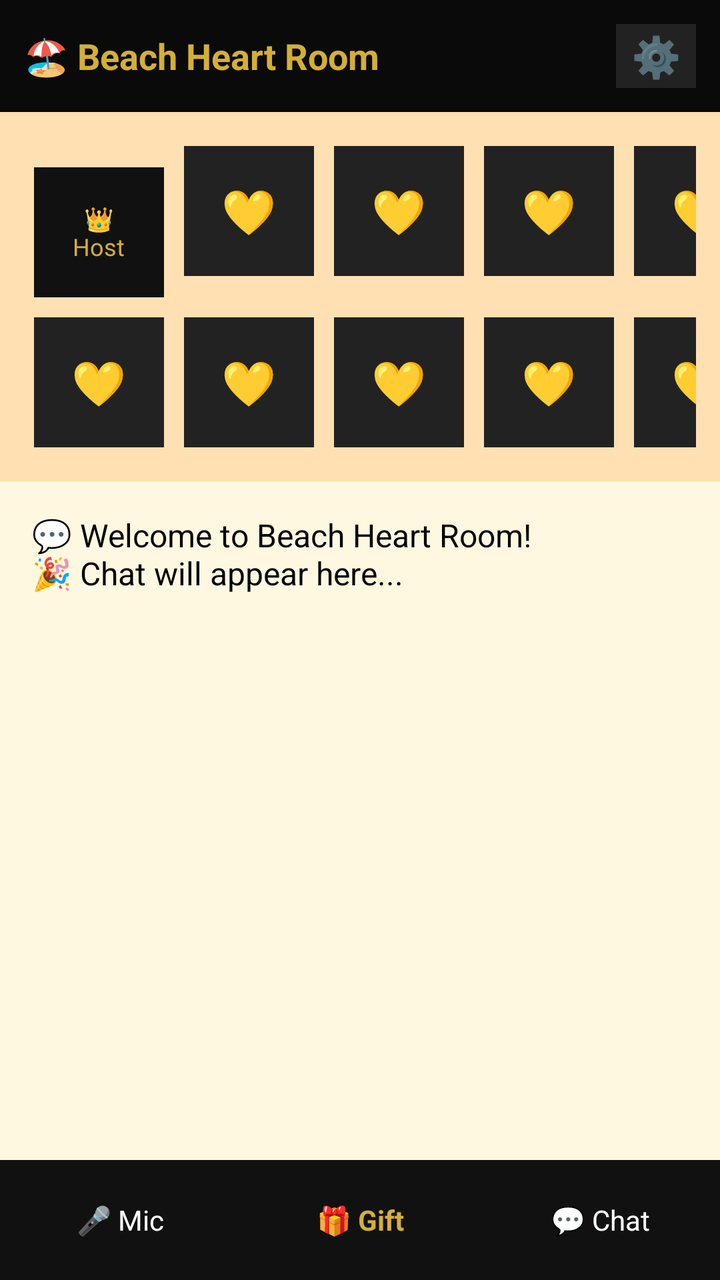
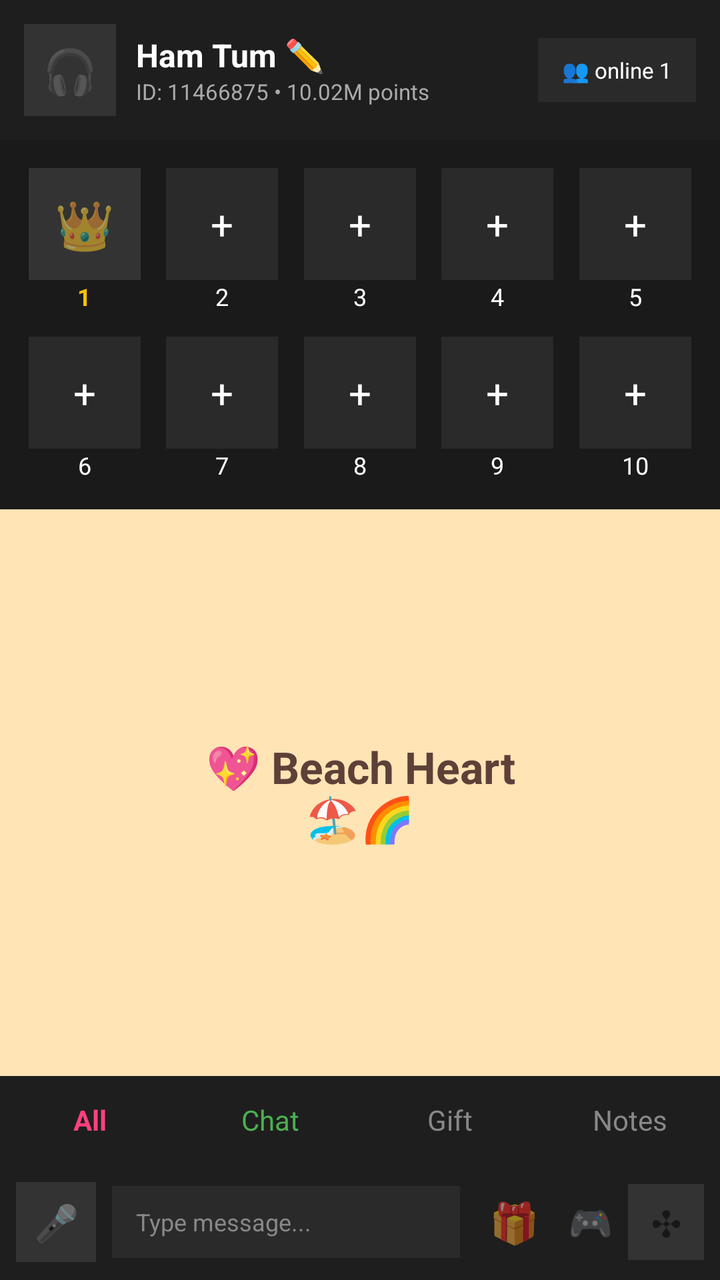

Screens rendered from an Android XML layout before and after an edit, with the pre-edit source and the edit as a unified diff.
<!-- AndroidManifest.xml: application theme Theme.AppCompat.DayNight.NoActionBar -->
<!-- res/layout/activity_voice_room.xml -->
<?xml version="1.0" encoding="utf-8"?>
<LinearLayout xmlns:android="http://schemas.android.com/apk/res/android"
    android:layout_width="match_parent"
    android:layout_height="match_parent"
    android:background="#FFF8E1"
    android:orientation="vertical">

    <LinearLayout android:layout_width="match_parent" android:layout_height="56dp" android:orientation="horizontal" android:gravity="center_vertical" android:background="#0A0A0A" android:padding="12dp">
        <TextView android:layout_width="0dp" android:layout_height="wrap_content" android:layout_weight="1" android:text="🏖️ Beach Heart Room" android:textColor="#D4AF37" android:textStyle="bold" android:textSize="18sp"/>
        <TextView android:layout_width="40dp" android:layout_height="40dp" android:text="⚙️" android:gravity="center" android:background="#222222" android:textSize="20sp"/>
    </LinearLayout>

    <GridLayout android:layout_width="match_parent" android:layout_height="wrap_content" android:columnCount="5" android:padding="12dp" android:background="#FFE0B2">
        <TextView android:layout_width="65dp" android:layout_height="65dp" android:layout_margin="5dp" android:background="#111111" android:text="👑\nHost" android:gravity="center" android:textColor="#D4AF37" android:textSize="12sp"/>
        <TextView android:layout_width="65dp" android:layout_height="65dp" android:layout_margin="5dp" android:background="#222222" android:text="💛" android:gravity="center" android:textColor="#FFFFFF" android:textSize="22sp"/>
        <TextView android:layout_width="65dp" android:layout_height="65dp" android:layout_margin="5dp" android:background="#222222" android:text="💛" android:gravity="center" android:textColor="#FFFFFF" android:textSize="22sp"/>
        <TextView android:layout_width="65dp" android:layout_height="65dp" android:layout_margin="5dp" android:background="#222222" android:text="💛" android:gravity="center" android:textColor="#FFFFFF" android:textSize="22sp"/>
        <TextView android:layout_width="65dp" android:layout_height="65dp" android:layout_margin="5dp" android:background="#222222" android:text="💛" android:gravity="center" android:textColor="#FFFFFF" android:textSize="22sp"/>
        <TextView android:layout_width="65dp" android:layout_height="65dp" android:layout_margin="5dp" android:background="#222222" android:text="💛" android:gravity="center" android:textColor="#FFFFFF" android:textSize="22sp"/>
        <TextView android:layout_width="65dp" android:layout_height="65dp" android:layout_margin="5dp" android:background="#222222" android:text="💛" android:gravity="center" android:textColor="#FFFFFF" android:textSize="22sp"/>
        <TextView android:layout_width="65dp" android:layout_height="65dp" android:layout_margin="5dp" android:background="#222222" android:text="💛" android:gravity="center" android:textColor="#FFFFFF" android:textSize="22sp"/>
        <TextView android:layout_width="65dp" android:layout_height="65dp" android:layout_margin="5dp" android:background="#222222" android:text="💛" android:gravity="center" android:textColor="#FFFFFF" android:textSize="22sp"/>
        <TextView android:layout_width="65dp" android:layout_height="65dp" android:layout_margin="5dp" android:background="#222222" android:text="💛" android:gravity="center" android:textColor="#FFFFFF" android:textSize="22sp"/>
    </GridLayout>

    <TextView android:layout_width="match_parent" android:layout_height="0dp" android:layout_weight="1" android:text="💬 Welcome to Beach Heart Room!\n🎉 Chat will appear here..." android:padding="16dp" android:textColor="#000000" android:textSize="16sp"/>

    <LinearLayout android:layout_width="match_parent" android:layout_height="60dp" android:orientation="horizontal" android:gravity="center" android:background="#111111">
        <TextView android:layout_width="0dp" android:layout_height="wrap_content" android:layout_weight="1" android:text="🎤 Mic" android:textColor="#FFFFFF" android:gravity="center" android:padding="12dp"/>
        <TextView android:layout_width="0dp" android:layout_height="wrap_content" android:layout_weight="1" android:text="🎁 Gift" android:textColor="#D4AF37" android:gravity="center" android:padding="12dp" android:textStyle="bold"/>
        <TextView android:layout_width="0dp" android:layout_height="wrap_content" android:layout_weight="1" android:text="💬 Chat" android:textColor="#FFFFFF" android:gravity="center" android:padding="12dp"/>
    </LinearLayout>
</LinearLayout>
<!-- resources referenced by this layout -->
<resources>

</resources>

<!-- the commit's change to res/layout/activity_voice_room.xml (unified diff, before → after) -->
@@ -2,32 +2,45 @@
 <LinearLayout xmlns:android="http://schemas.android.com/apk/res/android"
     android:layout_width="match_parent"
     android:layout_height="match_parent"
-    android:background="#FFF8E1"
+    android:background="#121212"
     android:orientation="vertical">
 
-    <LinearLayout android:layout_width="match_parent" android:layout_height="56dp" android:orientation="horizontal" android:gravity="center_vertical" android:background="#0A0A0A" android:padding="12dp">
-        <TextView android:layout_width="0dp" android:layout_height="wrap_content" android:layout_weight="1" android:text="🏖️ Beach Heart Room" android:textColor="#D4AF37" android:textStyle="bold" android:textSize="18sp"/>
-        <TextView android:layout_width="40dp" android:layout_height="40dp" android:text="⚙️" android:gravity="center" android:background="#222222" android:textSize="20sp"/>
+    
+    <LinearLayout android:layout_width="match_parent" android:layout_height="70dp" android:background="#1E1E1E" android:gravity="center_vertical" android:orientation="horizontal" android:padding="12dp">
+        <TextView android:id="@+id/imgHost" android:layout_width="46dp" android:layout_height="46dp" android:background="#333333" android:gravity="center" android:text="🎧" android:textSize="22sp"/>
+        <LinearLayout android:layout_width="0dp" android:layout_height="wrap_content" android:layout_marginStart="10dp" android:layout_weight="1" android:orientation="vertical">
+            <TextView android:id="@+id/tvHostName" android:layout_width="wrap_content" android:layout_height="wrap_content" android:text="Ham Tum ✏️" android:textColor="#FFFFFF" android:textSize="16sp" android:textStyle="bold"/>
+            <TextView android:layout_width="wrap_content" android:layout_height="wrap_content" android:text="ID: 11466875 • 10.02M points" android:textColor="#AAAAAA" android:textSize="11sp"/>
+        </LinearLayout>
+        <TextView android:id="@+id/tvOnline" android:layout_width="wrap_content" android:layout_height="32dp" android:background="#2A2A2A" android:gravity="center" android:paddingLeft="12dp" android:paddingRight="12dp" android:text="👥 online 1" android:textColor="#FFFFFF" android:textSize="11sp"/>
     </LinearLayout>
 
-    <GridLayout android:layout_width="match_parent" android:layout_height="wrap_content" android:columnCount="5" android:padding="12dp" android:background="#FFE0B2">
-        <TextView android:layout_width="65dp" android:layout_height="65dp" android:layout_margin="5dp" android:background="#111111" android:text="👑\nHost" android:gravity="center" android:textColor="#D4AF37" android:textSize="12sp"/>
-        <TextView android:layout_width="65dp" android:layout_height="65dp" android:layout_margin="5dp" android:background="#222222" android:text="💛" android:gravity="center" android:textColor="#FFFFFF" android:textSize="22sp"/>
-        <TextView android:layout_width="65dp" android:layout_height="65dp" android:layout_margin="5dp" android:background="#222222" android:text="💛" android:gravity="center" android:textColor="#FFFFFF" android:textSize="22sp"/>
-        <TextView android:layout_width="65dp" android:layout_height="65dp" android:layout_margin="5dp" android:background="#222222" android:text="💛" android:gravity="center" android:textColor="#FFFFFF" android:textSize="22sp"/>
-        <TextView android:layout_width="65dp" android:layout_height="65dp" android:layout_margin="5dp" android:background="#222222" android:text="💛" android:gravity="center" android:textColor="#FFFFFF" android:textSize="22sp"/>
-        <TextView android:layout_width="65dp" android:layout_height="65dp" android:layout_margin="5dp" android:background="#222222" android:text="💛" android:gravity="center" android:textColor="#FFFFFF" android:textSize="22sp"/>
-        <TextView android:layout_width="65dp" android:layout_height="65dp" android:layout_margin="5dp" android:background="#222222" android:text="💛" android:gravity="center" android:textColor="#FFFFFF" android:textSize="22sp"/>
-        <TextView android:layout_width="65dp" android:layout_height="65dp" android:layout_margin="5dp" android:background="#222222" android:text="💛" android:gravity="center" android:textColor="#FFFFFF" android:textSize="22sp"/>
-        <TextView android:layout_width="65dp" android:layout_height="65dp" android:layout_margin="5dp" android:background="#222222" android:text="💛" android:gravity="center" android:textColor="#FFFFFF" android:textSize="22sp"/>
-        <TextView android:layout_width="65dp" android:layout_height="65dp" android:layout_margin="5dp" android:background="#222222" android:text="💛" android:gravity="center" android:textColor="#FFFFFF" android:textSize="22sp"/>
+    
+    <GridLayout android:layout_width="match_parent" android:layout_height="wrap_content" android:background="#1A1A1A" android:columnCount="5" android:padding="8dp">
+        <LinearLayout android:layout_width="0dp" android:layout_height="wrap_content" android:layout_columnWeight="1" android:gravity="center" android:orientation="vertical" android:padding="6dp"><TextView android:id="@+id/seat1" android:layout_width="56dp" android:layout_height="56dp" android:background="#333333" android:gravity="center" android:text="👑" android:textSize="24sp"/><TextView android:layout_width="wrap_content" android:layout_height="wrap_content" android:text="1" android:textColor="#FFC107" android:textSize="12sp" android:textStyle="bold"/></LinearLayout>
+        <LinearLayout android:layout_width="0dp" android:layout_height="wrap_content" android:layout_columnWeight="1" android:gravity="center" android:orientation="vertical" android:padding="6dp"><TextView android:id="@+id/seat2" android:layout_width="56dp" android:layout_height="56dp" android:background="#2A2A2A" android:gravity="center" android:text="+" android:textColor="#FFFFFF" android:textSize="20sp"/><TextView android:layout_width="wrap_content" android:layout_height="wrap_content" android:text="2" android:textColor="#FFFFFF" android:textSize="12sp"/></LinearLayout>
+        <LinearLayout android:layout_width="0dp" android:layout_height="wrap_content" android:layout_columnWeight="1" android:gravity="center" android:orientation="vertical" android:padding="6dp"><TextView android:id="@+id/seat3" android:layout_width="56dp" android:layout_height="56dp" android:background="#2A2A2A" android:gravity="center" android:text="+" android:textColor="#FFFFFF" android:textSize="20sp"/><TextView android:layout_width="wrap_content" android:layout_height="wrap_content" android:text="3" android:textColor="#FFFFFF" android:textSize="12sp"/></LinearLayout>
+        <LinearLayout android:layout_width="0dp" android:layout_height="wrap_content" android:layout_columnWeight="1" android:gravity="center" android:orientation="vertical" android:padding="6dp"><TextView android:id="@+id/seat4" android:layout_width="56dp" android:layout_height="56dp" android:background="#2A2A2A" android:gravity="center" android:text="+" android:textColor="#FFFFFF" android:textSize="20sp"/><TextView android:layout_width="wrap_content" android:layout_height="wrap_content" android:text="4" android:textColor="#FFFFFF" android:textSize="12sp"/></LinearLayout>
+        <LinearLayout android:layout_width="0dp" android:layout_height="wrap_content" android:layout_columnWeight="1" android:gravity="center" android:orientation="vertical" android:padding="6dp"><TextView android:id="@+id/seat5" android:layout_width="56dp" android:layout_height="56dp" android:background="#2A2A2A" android:gravity="center" android:text="+" android:textColor="#FFFFFF" android:textSize="20sp"/><TextView android:layout_width="wrap_content" android:layout_height="wrap_content" android:text="5" android:textColor="#FFFFFF" android:textSize="12sp"/></LinearLayout>
+        <LinearLayout android:layout_width="0dp" android:layout_height="wrap_content" android:layout_columnWeight="1" android:gravity="center" android:orientation="vertical" android:padding="6dp"><TextView android:id="@+id/seat6" android:layout_width="56dp" android:layout_height="56dp" android:background="#2A2A2A" android:gravity="center" android:text="+" android:textColor="#FFFFFF" android:textSize="20sp"/><TextView android:layout_width="wrap_content" android:layout_height="wrap_content" android:text="6" android:textColor="#FFFFFF" android:textSize="12sp"/></LinearLayout>
+        <LinearLayout android:layout_width="0dp" android:layout_height="wrap_content" android:layout_columnWeight="1" android:gravity="center" android:orientation="vertical" android:padding="6dp"><TextView android:id="@+id/seat7" android:layout_width="56dp" android:layout_height="56dp" android:background="#2A2A2A" android:gravity="center" android:text="+" android:textColor="#FFFFFF" android:textSize="20sp"/><TextView android:layout_width="wrap_content" android:layout_height="wrap_content" android:text="7" android:textColor="#FFFFFF" android:textSize="12sp"/></LinearLayout>
+        <LinearLayout android:layout_width="0dp" android:layout_height="wrap_content" android:layout_columnWeight="1" android:gravity="center" android:orientation="vertical" android:padding="6dp"><TextView android:id="@+id/seat8" android:layout_width="56dp" android:layout_height="56dp" android:background="#2A2A2A" android:gravity="center" android:text="+" android:textColor="#FFFFFF" android:textSize="20sp"/><TextView android:layout_width="wrap_content" android:layout_height="wrap_content" android:text="8" android:textColor="#FFFFFF" android:textSize="12sp"/></LinearLayout>
+        <LinearLayout android:layout_width="0dp" android:layout_height="wrap_content" android:layout_columnWeight="1" android:gravity="center" android:orientation="vertical" android:padding="6dp"><TextView android:id="@+id/seat9" android:layout_width="56dp" android:layout_height="56dp" android:background="#2A2A2A" android:gravity="center" android:text="+" android:textColor="#FFFFFF" android:textSize="20sp"/><TextView android:layout_width="wrap_content" android:layout_height="wrap_content" android:text="9" android:textColor="#FFFFFF" android:textSize="12sp"/></LinearLayout>
+        <LinearLayout android:layout_width="0dp" android:layout_height="wrap_content" android:layout_columnWeight="1" android:gravity="center" android:orientation="vertical" android:padding="6dp"><TextView android:id="@+id/seat10" android:layout_width="56dp" android:layout_height="56dp" android:background="#2A2A2A" android:gravity="center" android:text="+" android:textColor="#FFFFFF" android:textSize="20sp"/><TextView android:layout_width="wrap_content" android:layout_height="wrap_content" android:text="10" android:textColor="#FFFFFF" android:textSize="12sp"/></LinearLayout>
     </GridLayout>
 
-    <TextView android:layout_width="match_parent" android:layout_height="0dp" android:layout_weight="1" android:text="💬 Welcome to Beach Heart Room!\n🎉 Chat will appear here..." android:padding="16dp" android:textColor="#000000" android:textSize="16sp"/>
+    
+    <TextView android:layout_width="match_parent" android:layout_height="0dp" android:layout_weight="1" android:background="#FFE4B5" android:gravity="center" android:text="💖 Beach Heart&#10;🏖️🌈" android:textColor="#5D4037" android:textSize="22sp" android:textStyle="bold"/>
 
-    <LinearLayout android:layout_width="match_parent" android:layout_height="60dp" android:orientation="horizontal" android:gravity="center" android:background="#111111">
-        <TextView android:layout_width="0dp" android:layout_height="wrap_content" android:layout_weight="1" android:text="🎤 Mic" android:textColor="#FFFFFF" android:gravity="center" android:padding="12dp"/>
-        <TextView android:layout_width="0dp" android:layout_height="wrap_content" android:layout_weight="1" android:text="🎁 Gift" android:textColor="#D4AF37" android:gravity="center" android:padding="12dp" android:textStyle="bold"/>
-        <TextView android:layout_width="0dp" android:layout_height="wrap_content" android:layout_weight="1" android:text="💬 Chat" android:textColor="#FFFFFF" android:gravity="center" android:padding="12dp"/>
+    
+    <LinearLayout android:layout_width="match_parent" android:layout_height="44dp" android:background="#1E1E1E" android:orientation="horizontal">
+        <TextView android:layout_width="0dp" android:layout_height="match_parent" android:layout_weight="1" android:gravity="center" android:text="All" android:textColor="#FF4081" android:textStyle="bold"/><TextView android:layout_width="0dp" android:layout_height="match_parent" android:layout_weight="1" android:gravity="center" android:text="Chat" android:textColor="#4CAF50"/><TextView android:layout_width="0dp" android:layout_height="match_parent" android:layout_weight="1" android:gravity="center" android:text="Gift" android:textColor="#888888"/><TextView android:layout_width="0dp" android:layout_height="match_parent" android:layout_weight="1" android:gravity="center" android:text="Notes" android:textColor="#888888"/>
+    </LinearLayout>
+
+    
+    <LinearLayout android:layout_width="match_parent" android:layout_height="58dp" android:background="#1E1E1E" android:gravity="center_vertical" android:orientation="horizontal" android:padding="8dp">
+        <TextView android:id="@+id/btnMic" android:layout_width="40dp" android:layout_height="40dp" android:background="#333333" android:gravity="center" android:text="🎤" android:textSize="18sp"/>
+        <TextView android:layout_width="0dp" android:layout_height="36dp" android:layout_marginLeft="8dp" android:layout_marginRight="8dp" android:layout_weight="1" android:background="#2A2A2A" android:gravity="center_vertical" android:paddingLeft="12dp" android:text="Type message..." android:textColor="#888888" android:textSize="12sp"/>
+        <TextView android:id="@+id/btnGiftBottom" android:layout_width="38dp" android:layout_height="38dp" android:gravity="center" android:text="🎁" android:textSize="20sp"/><TextView android:id="@+id/btnGame" android:layout_width="38dp" android:layout_height="38dp" android:gravity="center" android:text="🎮" android:textSize="18sp"/><TextView android:id="@+id/btnMore" android:layout_width="38dp" android:layout_height="38dp" android:background="#333333" android:gravity="center" android:text="✣" android:textSize="18sp"/>
     </LinearLayout>
 </LinearLayout>
